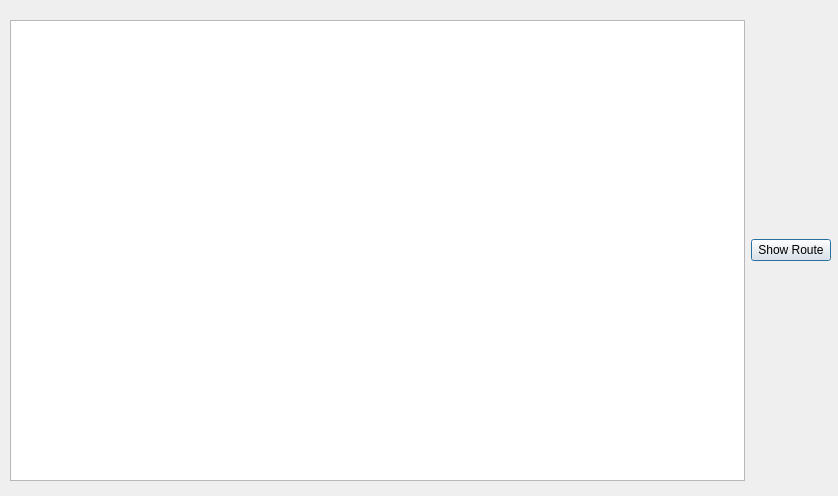
Before: the Qt Designer form Guide_me/bfs.ui in MARIO00410/Guide-Me, drawn with Qt 5.
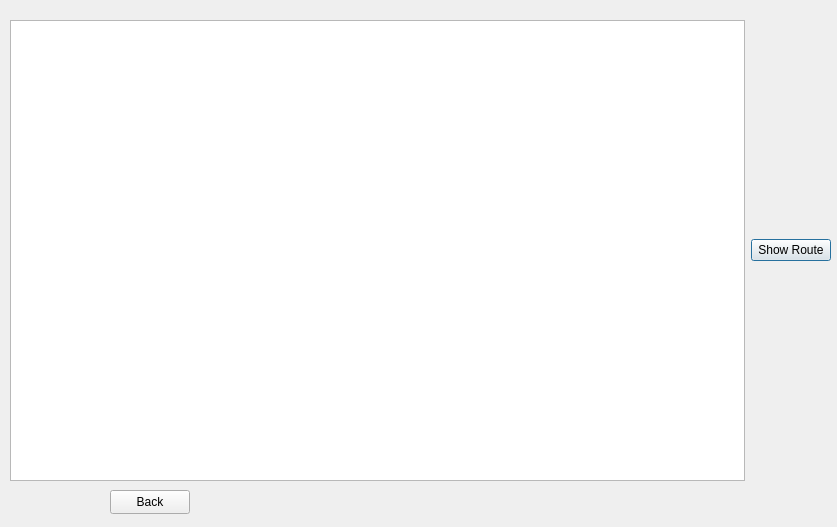
After: the same form once the commit is applied.

What changed in the file:
```diff
--- a/Guide_me/bfs.ui
+++ b/Guide_me/bfs.ui
@@ -6,8 +6,8 @@
    <rect>
     <x>0</x>
     <y>0</y>
-    <width>838</width>
-    <height>496</height>
+    <width>837</width>
+    <height>527</height>
    </rect>
   </property>
   <property name="windowTitle">
@@ -35,6 +35,19 @@
     </item>
    </layout>
   </widget>
+  <widget class="QPushButton" name="pushButtonBack">
+   <property name="geometry">
+    <rect>
+     <x>110</x>
+     <y>490</y>
+     <width>80</width>
+     <height>24</height>
+    </rect>
+   </property>
+   <property name="text">
+    <string>Back</string>
+   </property>
+  </widget>
  </widget>
  <resources/>
  <connections/>
```
